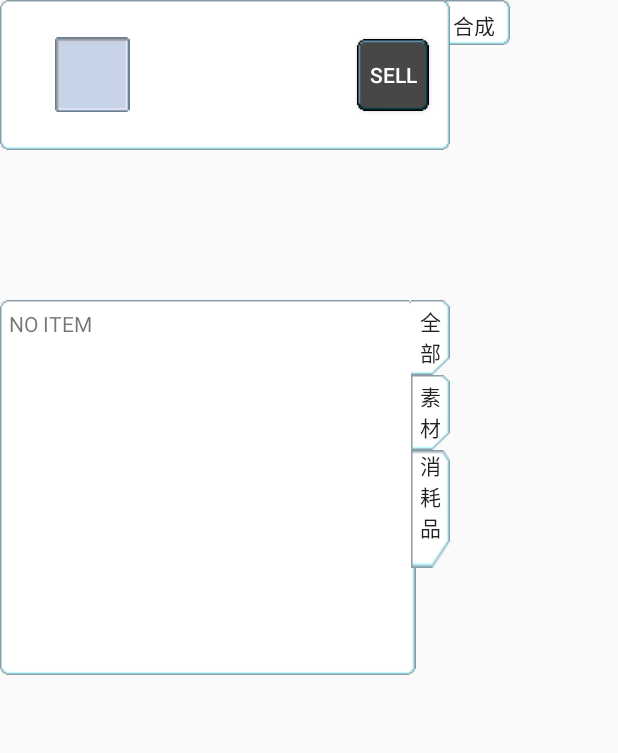
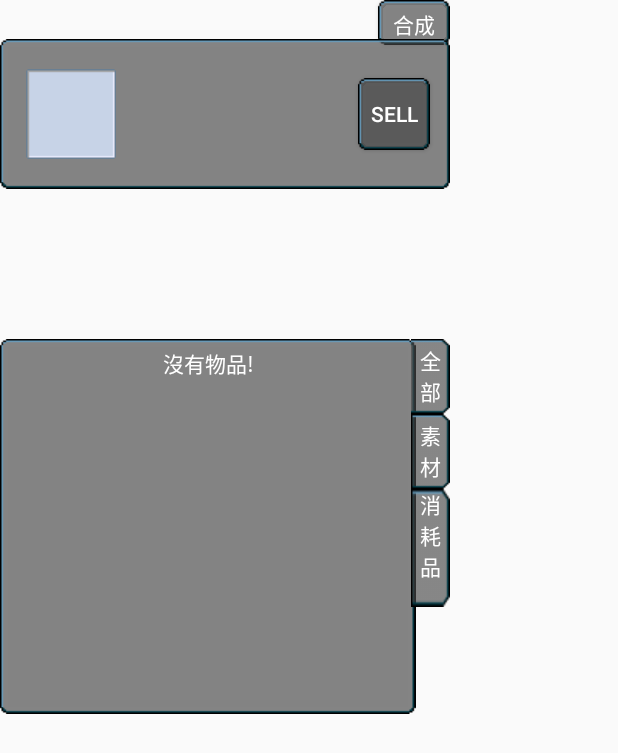
Before and after one commit to Archmono/IdleGame, an Android app: the fragment Inventory shown on its own in the app's theme, after a tap on an icon or button, on a phone screen of 412 x 824 dp. Shown: the top 753 px of the screen. Run offline under Robolectric (Android 15) with nearby library versions, the phone set to English and light mode, and no system bars; 1 statement that could not run was skipped.

Commit message:
add alpha 65 dark UI

```diff
--- a/app/src/main/java/com/example/alucardc/idlegame/Inventory.java
+++ b/app/src/main/java/com/example/alucardc/idlegame/Inventory.java
@@ -38,18 +38,18 @@ import java.util.ArrayList;
 public class Inventory extends DialogFragment {
 
     final int column = 4; //列數
-    View v,cv;
+    View v, cv;
     Context context;
     LinearLayout inventory_bottomBag;
     LinearLayout[] inventory_bottomBag_showLine;
     FrameLayout inventory;
     FrameLayout[] itemFrame;
-    ImageView imgItem,cItem1,cItem2,cItem3,cItem4;
-    TextView tvNoItem,tvName,tvCount,tvPrice,tvHeal, tvPoison,tvCure,tvDesc,tvPlayerMoney;
+    ImageView imgItem, cItem1, cItem2, cItem3, cItem4;
+    TextView tvNoItem, tvName, tvCount, tvPrice, tvHeal, tvPoison, tvCure, tvDesc, tvPlayerMoney;
     ImageView[] items;
     TextView[] itemFrameCounts;
     ArrayList index = new ArrayList();
-    Button btnSell,btnAll,btnMaterial,btnConsumables,btnComposite;
+    Button btnSell, btnAll, btnMaterial, btnConsumables, btnComposite;
     private SQLiteDatabase db;
     int img;
 
@@ -104,11 +104,11 @@ public class Inventory extends DialogFragment {
         inventory_bottomBag.removeAllViews();
 
         for (int i = 0; i < Loading.i_countList.size(); i++) {
-            if ( (int)Loading.i_countList.get(i) > 0)
+            if ((int) Loading.i_countList.get(i) > 0)
                 index.add(i);
         }
-        inventory_bottomBag_showLine = new LinearLayout[(index.size()/column)+1]; //動態產生新行
-        for(int i=0; i < (index.size()/column)+1; i++) {
+        inventory_bottomBag_showLine = new LinearLayout[(index.size() / column) + 1]; //動態產生新行
+        for (int i = 0; i < (index.size() / column) + 1; i++) {
             inventory_bottomBag_showLine[i] = new LinearLayout(context);
             inventory_bottomBag.addView(inventory_bottomBag_showLine[i]);
         }
@@ -117,35 +117,37 @@ public class Inventory extends DialogFragment {
         itemFrame = new FrameLayout[index.size()];
         for (int i = 0; i < index.size(); i++) { //動態產生新物品layout
             itemFrame[i] = new FrameLayout(context);
-            itemFrame[i].setBackgroundResource(R.drawable.button_light);
+            itemFrame[i].setBackgroundResource(R.drawable.button_dark_65);
             itemFrameCounts[i] = new TextView(context);
-            itemFrameCounts[i].setText(String.valueOf(Loading.i_countList.get((int)index.get(i))));
-            itemFrameCounts[i].setGravity(Gravity.END|Gravity.BOTTOM);
-//            itemFrameCounts[i].setTextColor(Color.WHITE);
+            itemFrameCounts[i].setText(String.valueOf(Loading.i_countList.get((int) index.get(i))));
+            itemFrameCounts[i].setGravity(Gravity.END | Gravity.BOTTOM);
+            itemFrameCounts[i].setTextColor(Color.WHITE);
             items[i] = new ImageView(context);
             items[i].setTag(i);
             items[i].setOnClickListener(btnItem);
-            img = getResources().getIdentifier(String.valueOf(Loading.i_image_RList.get((int)index.get(i))), "drawable", Loading.APP_NAME);
+            img = getResources().getIdentifier(String.valueOf(Loading.i_image_RList.get((int) index.get(i))), "drawable", Loading.APP_NAME);
             items[i].setImageResource(img);
             itemFrame[i].addView(items[i]);
             itemFrame[i].addView(itemFrameCounts[i]);
-            inventory_bottomBag_showLine[(i/column)].addView(itemFrame[i]);
+            inventory_bottomBag_showLine[(i / column)].addView(itemFrame[i]);
         }
 
-        if( index.size()>0) { //初始設置
-            itemFrame[0].setBackgroundResource(R.drawable.button_dark);
-            imgItem.setImageResource(getResources().getIdentifier(String.valueOf(Loading.i_image_RList.get((int)index.get(0))), "drawable", Loading.APP_NAME));
-            tvName.setText(String.valueOf(Loading.i_nametList.get((int)index.get(0))));
+        if (index.size() > 0) { //初始設置
+            itemFrame[0].setBackgroundResource(R.drawable.button_dark_65);
+            imgItem.setImageResource(getResources().getIdentifier(String.valueOf(Loading.i_image_RList.get((int) index.get(0))), "drawable", Loading.APP_NAME));
+            tvName.setText(String.valueOf(Loading.i_nametList.get((int) index.get(0))));
             tvCount.setText("");
-            tvPrice.setText("售價：" + String.valueOf(Loading.i_priceList.get((int)index.get(0))));
-            tvHeal.setText("回復量：" + String.valueOf(Loading.i_healList.get((int)index.get(0))));
-            tvPoison.setText("毒性：" + String.valueOf(Loading.i_poisontList.get((int)index.get(0))));
-            tvCure.setText("中和：" + String.valueOf(Loading.i_cureList.get((int)index.get(0))));
-            tvDesc.setText(String.valueOf(Loading.i_descList.get((int)index.get(0))));
+            tvPrice.setText("售價：" + String.valueOf(Loading.i_priceList.get((int) index.get(0))));
+            tvHeal.setText("回復量：" + String.valueOf(Loading.i_healList.get((int) index.get(0))));
+            tvPoison.setText("毒性：" + String.valueOf(Loading.i_poisontList.get((int) index.get(0))));
+            tvCure.setText("中和：" + String.valueOf(Loading.i_cureList.get((int) index.get(0))));
+            tvDesc.setText(String.valueOf(Loading.i_descList.get((int) index.get(0))));
         } else { //無物品顯示
             tvNoItem = new TextView(context);
-            imgItem.setImageResource(R.drawable.bottom_light);
-            tvNoItem.setText("NO ITEM");
+//            imgItem.setImageResource(R.drawable.button_light);
+            tvNoItem.setText("沒有物品!");
+            tvNoItem.setTextColor(Color.WHITE);
+            tvNoItem.setGravity(Gravity.CENTER);
             inventory_bottomBag.addView(tvNoItem);
             tvName.setText("");
             tvCount.setText("");
@@ -161,21 +163,21 @@ public class Inventory extends DialogFragment {
     ImageView.OnClickListener btnItem = new View.OnClickListener() { //切換物品顯示
         @Override
         public void onClick(View view) {
-            tag = (int)view.getTag();
+            tag = (int) view.getTag();
 
             for (int i = 0; i < index.size(); i++) {
-                itemFrame[i].setBackgroundResource(R.drawable.button_light);
+                itemFrame[i].setBackgroundResource(R.drawable.button_dark_65);
             }
-            imgItem.setImageResource(getResources().getIdentifier(String.valueOf(Loading.i_image_RList.get((int)index.get(tag))), "drawable", Loading.APP_NAME));
-            itemFrame[tag].setBackgroundResource(R.drawable.button_dark);
-            tvName.setText(String.valueOf(Loading.i_nametList.get((int)index.get(tag))));
+            imgItem.setImageResource(getResources().getIdentifier(String.valueOf(Loading.i_image_RList.get((int) index.get(tag))), "drawable", Loading.APP_NAME));
+            itemFrame[tag].setBackgroundResource(R.drawable.button_light);
+            tvName.setText(String.valueOf(Loading.i_nametList.get((int) index.get(tag))));
 //            tvCount.setText("數量：" + String.valueOf(Loading.i_countList.get((int)list.get(tag))));
             tvCount.setText("");
-            tvPrice.setText("售價：" + String.valueOf(Loading.i_priceList.get((int)index.get(tag))));
-            tvHeal.setText("回復量：" + String.valueOf(Loading.i_healList.get((int)index.get(tag))));
-            tvPoison.setText("毒性：" + String.valueOf(Loading.i_poisontList.get((int)index.get(tag))));
-            tvCure.setText("中和：" + String.valueOf(Loading.i_cureList.get((int)index.get(tag))));
-            tvDesc.setText(String.valueOf(Loading.i_descList.get((int)index.get(tag))));
+            tvPrice.setText("售價：" + String.valueOf(Loading.i_priceList.get((int) index.get(tag))));
+            tvHeal.setText("回復量：" + String.valueOf(Loading.i_healList.get((int) index.get(tag))));
+            tvPoison.setText("毒性：" + String.valueOf(Loading.i_poisontList.get((int) index.get(tag))));
+            tvCure.setText("中和：" + String.valueOf(Loading.i_cureList.get((int) index.get(tag))));
+            tvDesc.setText(String.valueOf(Loading.i_descList.get((int) index.get(tag))));
         }
     };
 
@@ -183,8 +185,8 @@ public class Inventory extends DialogFragment {
     Button.OnClickListener onComposite = new View.OnClickListener() {
         @Override
         public void onClick(View view) {
-            if(!opComposite) {
-                inventory.addView(cv, (int)convertDpToPixel(300,context), (int)convertDpToPixel(200,context));
+            if (!opComposite) {
+                inventory.addView(cv, (int) convertDpToPixel(300, context), (int) convertDpToPixel(200, context));
                 opComposite = true;
             } else {
                 inventory.removeView(cv);
@@ -196,11 +198,11 @@ public class Inventory extends DialogFragment {
     Button.OnClickListener onSell = new View.OnClickListener() {
         @Override
         public void onClick(View view) {
-            if (index.size()>0) {
+            if (index.size() > 0) {
                 updateItem(Integer.parseInt(Loading.id_lootList.get((int) index.get(tag)) + ""), Integer.parseInt(Loading.i_countList.get((int) index.get(tag)) + "") - 1);
                 updatePlayerMoney(Integer.parseInt(Loading.i_priceList.get((int) index.get(tag)) + ""));
                 itemFrameCounts[tag].setText((Loading.i_countList.get((int) index.get(tag)) + "") + "");
-                if( itemFrameCounts[tag].getText().toString().equals("0") ) {
+                if (itemFrameCounts[tag].getText().toString().equals("0")) {
                     setBottomView(); //執行重排
                 }
             }
@@ -212,25 +214,25 @@ public class Inventory extends DialogFragment {
         public void onClick(View view) {
             switch (view.getId()) {
                 case R.id.inventory_btnAll:
-                    btnAll.setBackgroundResource(R.drawable.btn_tag_on);
-                    btnMaterial.setBackgroundResource(R.drawable.btn_tag_off);
-                    btnConsumables.setBackgroundResource(R.drawable.btn_tag_off);
+                    btnAll.setBackgroundResource(R.drawable.btn_tag_darkon);
+                    btnMaterial.setBackgroundResource(R.drawable.btn_tag_darkoff);
+                    btnConsumables.setBackgroundResource(R.drawable.btn_tag_darkoff);
                     break;
                 case R.id.inventory_btnMaterial:
-                    btnMaterial.setBackgroundResource(R.drawable.btn_tag_on);
-                    btnAll.setBackgroundResource(R.drawable.btn_tag_off);
-                    btnConsumables.setBackgroundResource(R.drawable.btn_tag_off);
+                    btnMaterial.setBackgroundResource(R.drawable.btn_tag_darkon);
+                    btnAll.setBackgroundResource(R.drawable.btn_tag_darkoff);
+                    btnConsumables.setBackgroundResource(R.drawable.btn_tag_darkoff);
                     break;
                 case R.id.inventory_btnConsumables:
-                    btnConsumables.setBackgroundResource(R.drawable.btn_tag_on);
-                    btnMaterial.setBackgroundResource(R.drawable.btn_tag_off);
-                    btnAll.setBackgroundResource(R.drawable.btn_tag_off);
+                    btnConsumables.setBackgroundResource(R.drawable.btn_tag_darkon);
+                    btnMaterial.setBackgroundResource(R.drawable.btn_tag_darkoff);
+                    btnAll.setBackgroundResource(R.drawable.btn_tag_darkoff);
                     break;
             }
         }
     };
 
-    public void updatePlayerMoney(int addMoney){
+    public void updatePlayerMoney(int addMoney) {
         try {
             InputStream is = context.openFileInput("playerdata.json");
             byte[] buffer = new byte[is.available()];
@@ -255,21 +257,22 @@ public class Inventory extends DialogFragment {
             e.printStackTrace();
         }
     }
-    public void updateItem(int ItemId, int ItemCount){
+
+    public void updateItem(int ItemId, int ItemCount) {
         GameDBHelper itemHelper = GameDBHelper.getInstance(context);
         db = itemHelper.getWritableDatabase();
         ContentValues values = new ContentValues();
-        values.put("i_count",ItemCount);
-        db.update("mobsloot",values,"_id_loot="+ItemId,null);
+        values.put("i_count", ItemCount);
+        db.update("mobsloot", values, "_id_loot=" + ItemId, null);
         MainActivity.getItemCounts(context);
     }
 
-    public static float convertDpToPixel(float dp, Context context){
+    public static float convertDpToPixel(float dp, Context context) {
         float px = dp * getDensity(context);
         return px;
     }
 
-    public static float getDensity(Context context){
+    public static float getDensity(Context context) {
         DisplayMetrics metrics = context.getResources().getDisplayMetrics();
         return metrics.density;
     }
--- a/app/src/main/res/layout/inventory.xml
+++ b/app/src/main/res/layout/inventory.xml
@@ -2,35 +2,29 @@
 <FrameLayout
     xmlns:android="http://schemas.android.com/apk/res/android"
     xmlns:app="http://schemas.android.com/apk/res-auto"
-    android:layout_width="match_parent"
+    android:layout_width="300dp"
     android:layout_height="match_parent">
 
     <LinearLayout
-        android:layout_width="340dp"
-        android:layout_height="30dp"
+        android:layout_width="match_parent"
+        android:layout_height="60dp"
         android:orientation="horizontal"
         android:gravity="right">
-
-        <Button
-            style="@style/Widget.AppCompat.Button.Small"
-            android:layout_width="wrap_content"
-            android:layout_height="wrap_content"
-            android:background="@drawable/button_light"
-            android:text="背包" />
-
         <Button
             android:id="@+id/btnComposite"
             style="@style/Widget.AppCompat.Button.Small"
             android:layout_width="wrap_content"
-            android:layout_height="wrap_content"
-            android:background="@drawable/button_light"
-            android:text="合成" />
+            android:layout_height="30dp"
+            android:background="@drawable/button_dark_65"
+            android:text="合成"
+            android:textColor="#FFF" />
 
     </LinearLayout>
 
     <FrameLayout
         android:id="@+id/inventory"
         android:layout_width="match_parent"
+        android:layout_marginTop="26dp"
         android:layout_height="match_parent">
 
         <LinearLayout
@@ -42,16 +36,16 @@
             <LinearLayout
                 android:layout_width="match_parent"
                 android:layout_height="100dp"
-            android:background="@drawable/button_light"
+                android:background="@drawable/button_dark_65"
                 android:orientation="horizontal">
 
                 <ImageView
                     android:id="@+id/inventory_selectedItem_image"
-                android:layout_width="50dp"
-                android:layout_height="50dp"
+                    android:layout_width="60dp"
+                    android:layout_height="60dp"
                     android:layout_gravity="center"
-                android:layout_weight="2"
-                app:srcCompat="@drawable/bottom_light" />
+                    android:layout_marginLeft="12dp"
+                    android:background="@drawable/bottom_light" />
 
                 <LinearLayout
                     android:layout_width="wrap_content"
@@ -64,19 +58,22 @@
                         android:id="@+id/inventory_selectedItem_name"
                         android:layout_width="match_parent"
                         android:layout_height="wrap_content"
-                    android:text="" />
+                        android:text=""
+                        android:textColor="#FFF" />
 
                     <TextView
                         android:id="@+id/inventory_selectedItem_counts"
                         android:layout_width="match_parent"
                         android:layout_height="wrap_content"
-                    android:text="" />
+                        android:text=""
+                        android:textColor="#FFF" />
 
                     <TextView
                         android:id="@+id/inventory_selectedItem_price"
                         android:layout_width="match_parent"
                         android:layout_height="wrap_content"
-                    android:text="" />
+                        android:text=""
+                        android:textColor="#FFF" />
                 </LinearLayout>
 
                 <LinearLayout
@@ -90,19 +87,22 @@
                         android:id="@+id/inventory_selectedItem_heal"
                         android:layout_width="match_parent"
                         android:layout_height="wrap_content"
-                    android:text="" />
+                        android:text=""
+                        android:textColor="#FFF" />
 
                     <TextView
                         android:id="@+id/inventory_selectedItem_poison"
                         android:layout_width="match_parent"
                         android:layout_height="wrap_content"
-                    android:text="" />
+                        android:text=""
+                        android:textColor="#FFF" />
 
                     <TextView
                         android:id="@+id/inventory_selectedItem_cure"
                         android:layout_width="match_parent"
                         android:layout_height="wrap_content"
-                    android:text="" />
+                        android:text=""
+                        android:textColor="#FFF" />
                 </LinearLayout>
 
                 <Button
@@ -110,9 +110,9 @@
                     style="@style/Widget.AppCompat.Button.Small"
                     android:layout_width="wrap_content"
                     android:layout_height="wrap_content"
+                    android:layout_gravity="center"
                     android:layout_marginRight="8dp"
-                android:layout_gravity="center"
-                android:background="@drawable/button_dark"
+                    android:background="@drawable/button_dark_65"
                     android:text="sell"
                     android:textColor="#FFF" />
             </LinearLayout>
@@ -141,7 +141,7 @@
                 <ScrollView
                     android:layout_width="277dp"
                     android:layout_height="250dp"
-                android:background="@drawable/button_light">
+                    android:background="@drawable/button_dark_65">
 
                     <LinearLayout
                         android:id="@+id/inventory_bottomBag"
@@ -162,22 +162,25 @@
                         android:id="@+id/inventory_btnAll"
                         android:layout_width="wrap_content"
                         android:layout_height="wrap_content"
-                    android:background="@drawable/btn_tag_on"
-                    android:text="全\n部" />
+                        android:background="@drawable/btn_tag_darkon"
+                        android:text="全\n部"
+                        android:textColor="#FFF" />
 
                     <Button
                         android:id="@+id/inventory_btnMaterial"
                         android:layout_width="wrap_content"
                         android:layout_height="wrap_content"
-                    android:background="@drawable/btn_tag_off"
-                    android:text="素\n材" />
+                        android:background="@drawable/btn_tag_darkoff"
+                        android:text="素\n材"
+                        android:textColor="#FFF" />
 
                     <Button
                         android:id="@+id/inventory_btnConsumables"
                         android:layout_width="wrap_content"
                         android:layout_height="wrap_content"
-                    android:background="@drawable/btn_tag_off"
-                    android:text="消\n耗\n品\n" />
+                        android:background="@drawable/btn_tag_darkoff"
+                        android:text="消\n耗\n品\n"
+                        android:textColor="#FFF" />
                 </LinearLayout>
 
 
```
Also changed, not shown: app/src/main/java/com/example/alucardc/idlegame/MobsHandBook.java (+12 -12 lines), app/src/main/res/layout/mobs_hand_book.xml (+46 -39 lines), app/src/main/res/drawable/btn_tag_darkoff.png (added), app/src/main/res/drawable/btn_tag_darkon.png (added). Lines whose indentation alone changed are shown as unchanged.
